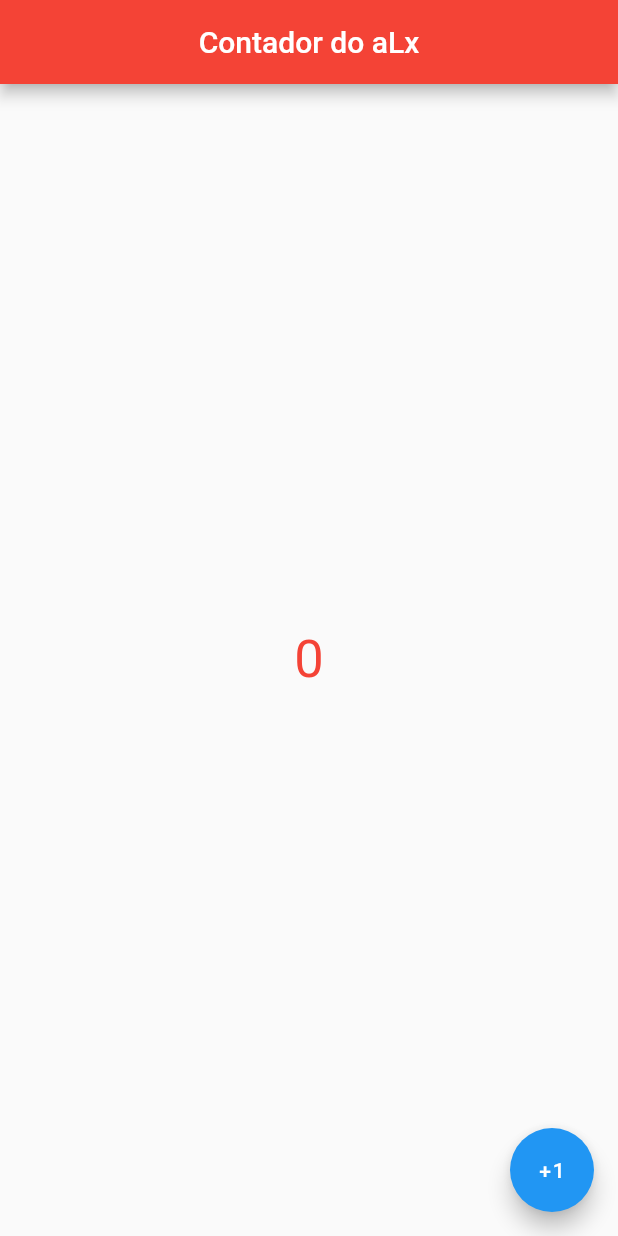
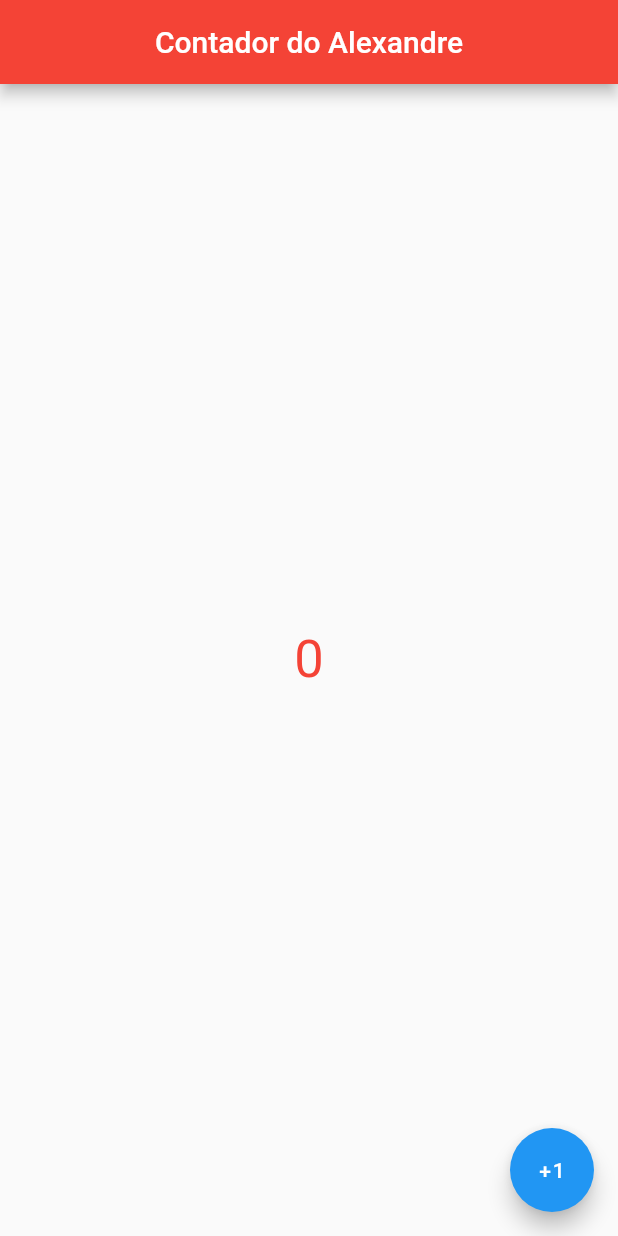
Before and after one commit to 1aLx/contador, a Flutter app: the screen it shows after launch, on a phone screen of 412 x 824 dp. Run offline on Flutter 3.47's test engine with Material 2 defaults, Android fonts, the phone set to English and light mode, and no system bars.

Commit message:
Update main.dart

```diff
--- a/contador/lib/main.dart
+++ b/contador/lib/main.dart
@@ -38,7 +38,7 @@ class _MyPageState extends State<MyPage> {
   Widget build(BuildContext context) {
     return Scaffold(
       appBar: AppBar(
-        title: Text('Contador do aLx'),
+        title: Text('Contador do Alexandre'),
         centerTitle: true,
         backgroundColor: Colors.red,
       ),
```
